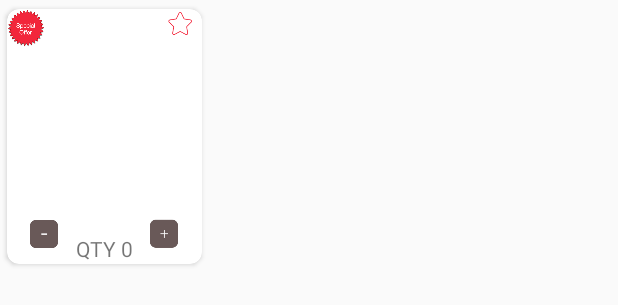
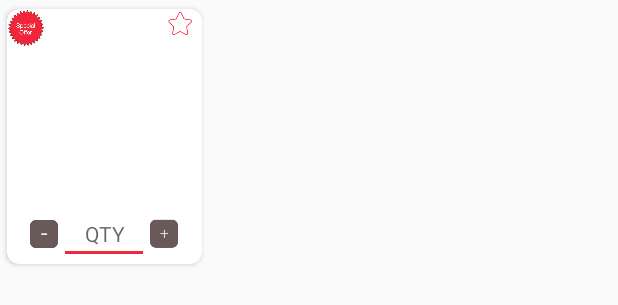
Before and after one commit to PrishanM/SwifterUser, an Android app: the layout item_grid_row.xml on its own in the app's theme, with its tools: preview values and no code run, on a phone screen of 412 x 824 dp. Shown: the top 305 px of the screen. Run offline under Robolectric (Android 15) with nearby library versions, the phone set to English and light mode, and no system bars; plain views replace CircularImageView; network calls fail.

Commit message:
Sprint 2

```diff
--- a/app/src/main/java/com/evensel/swyftr/MainActivity.java
+++ b/app/src/main/java/com/evensel/swyftr/MainActivity.java
@@ -221,7 +221,7 @@ public class MainActivity extends AppCompatActivity implements FragmentDrawer.Fr
         getMenuInflater().inflate(R.menu.menu_other, menu);
         final MenuItem item = menu.findItem(R.id.idDone);
         TextView txtPrice = (TextView)menu.findItem(R.id.idDone).getActionView().findViewById(R.id.txtPrice);
-        txtPrice.setText(AppController.getAmount()+" LKR");
+        txtPrice.setText(String.format("%,.2f", AppController.getAmount() )+" LKR");
 
         item.getActionView().setOnClickListener(new View.OnClickListener() {
 
--- a/app/src/main/res/layout/item_grid_row.xml
+++ b/app/src/main/res/layout/item_grid_row.xml
@@ -56,13 +56,6 @@
 
             </FrameLayout>
 
-            <!--<com.mikhaellopez.circularimageview.CircularImageView
-                android:id="@+id/imgItem"
-                android:layout_width="80dp"
-                android:layout_height="80dp"
-                app:civ_border_color="@color/colorAccent"
-                app:civ_border_width="2dp"/>-->
-
             <LinearLayout
                 android:layout_width="25dp"
                 android:layout_height="match_parent"
@@ -86,7 +79,7 @@
             android:gravity="center"/>
 
         <TextView
-            android:id="@+id/txtVolume"
+            android:id="@+id/txtPrice"
             android:layout_width="match_parent"
             android:layout_height="wrap_content"
             android:textSize="@dimen/font_normal"
@@ -110,19 +103,13 @@
                 android:orientation="vertical"
                 android:gravity="center">
 
-                <TextView
-                    android:id="@+id/txtPrice"
-                    android:layout_width="match_parent"
-                    android:layout_height="wrap_content"
-                    android:textSize="@dimen/font_normal"
-                    android:gravity="center"/>
-
-                <TextView
+                <EditText
                     android:id="@+id/txtQuantity"
                     android:layout_width="match_parent"
                     android:layout_height="wrap_content"
                     android:textSize="@dimen/font_normal"
-                    android:text="QTY 0"
+                    android:hint="QTY"
+                    android:inputType="number"
                     android:gravity="center"/>
 
 
```
Also changed, not shown: app/src/main/java/com/evensel/swyftr/purchase/SearchItemsRecycleAdapter.java (+24 -7 lines).
